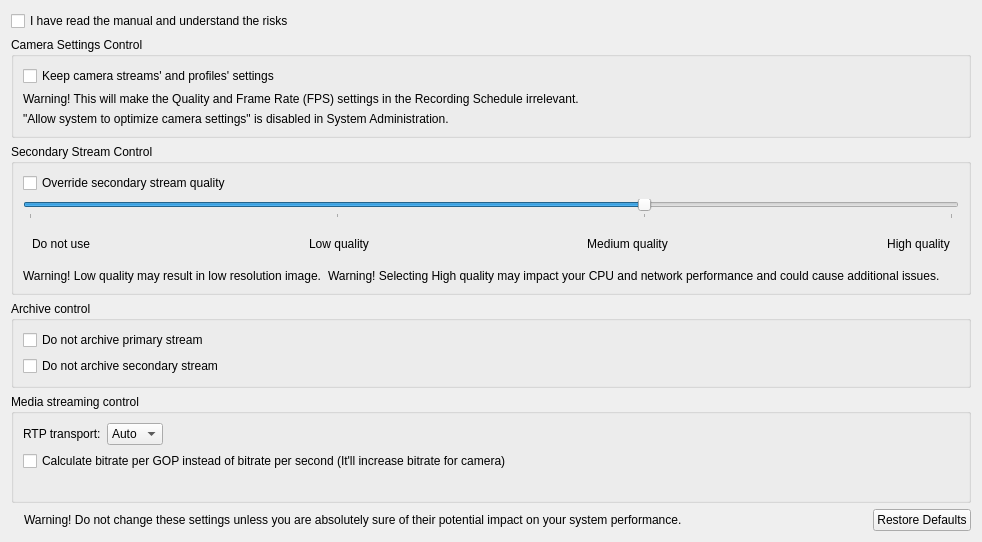
The window that client/src/ui/widgets/properties/expert_settings_widget.ui (networkoptix/nx_open) describes before a commit, drawn with Qt 5.
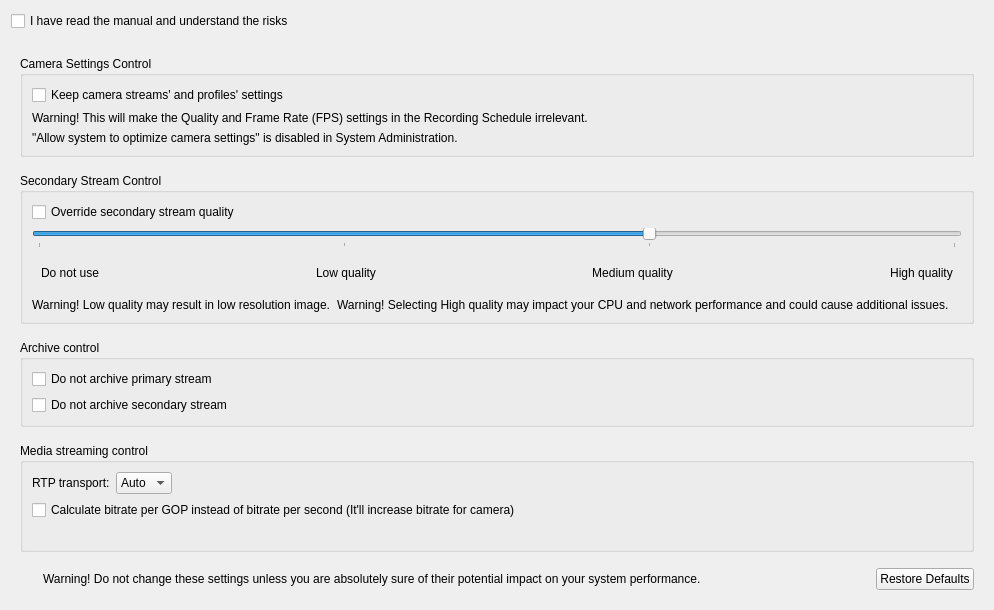
The same window after the commit. Icons and pictures are not drawn.

Commit message:
Margins adjustments for camera settings dialogs & property pages
<==== Mercurial data ====>
Branch: dev_3.0.0_gui

Diff of the .ui file:
```diff
--- a/client/src/ui/widgets/properties/expert_settings_widget.ui
+++ b/client/src/ui/widgets/properties/expert_settings_widget.ui
@@ -7,10 +7,13 @@
     <x>0</x>
     <y>0</y>
     <width>982</width>
-    <height>514</height>
+    <height>572</height>
    </rect>
   </property>
   <layout class="QVBoxLayout" name="verticalLayout_5">
+   <property name="spacing">
+    <number>16</number>
+   </property>
    <item>
     <widget class="QCheckBox" name="assureCheckBox">
      <property name="text">
@@ -21,17 +24,8 @@
    <item>
     <widget class="QWidget" name="assureWidget" native="true">
      <layout class="QVBoxLayout" name="verticalLayout">
-      <property name="leftMargin">
-       <number>0</number>
-      </property>
-      <property name="topMargin">
-       <number>0</number>
-      </property>
-      <property name="rightMargin">
-       <number>0</number>
-      </property>
-      <property name="bottomMargin">
-       <number>0</number>
+      <property name="spacing">
+       <number>16</number>
       </property>
       <item>
        <widget class="QGroupBox" name="settingsGroupBox">
```
The commit also changes 5 other files.
